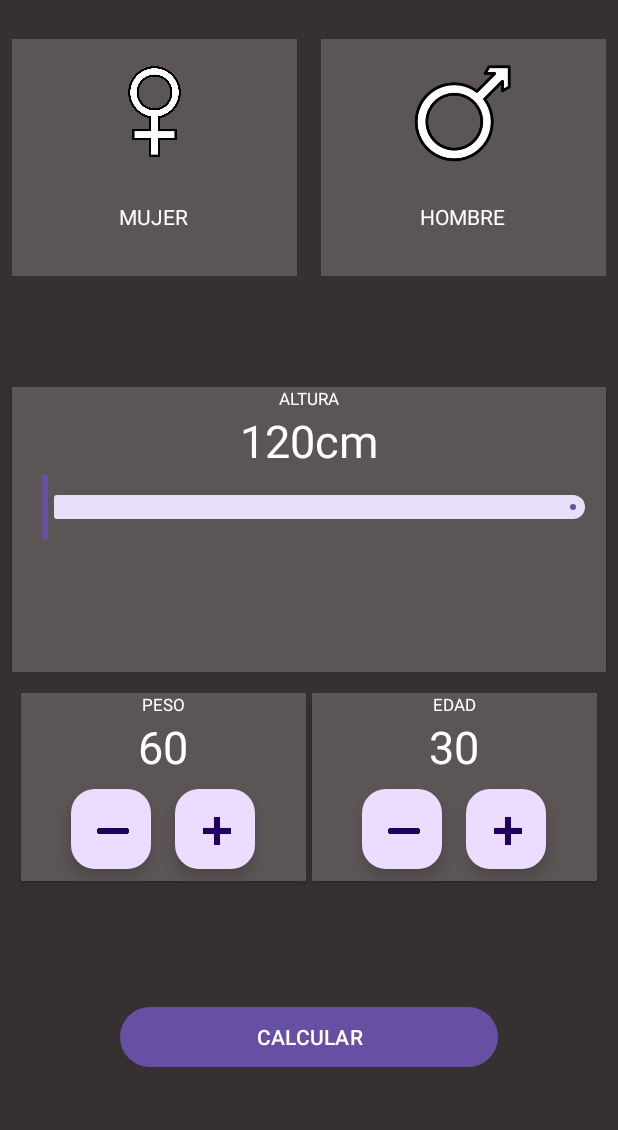
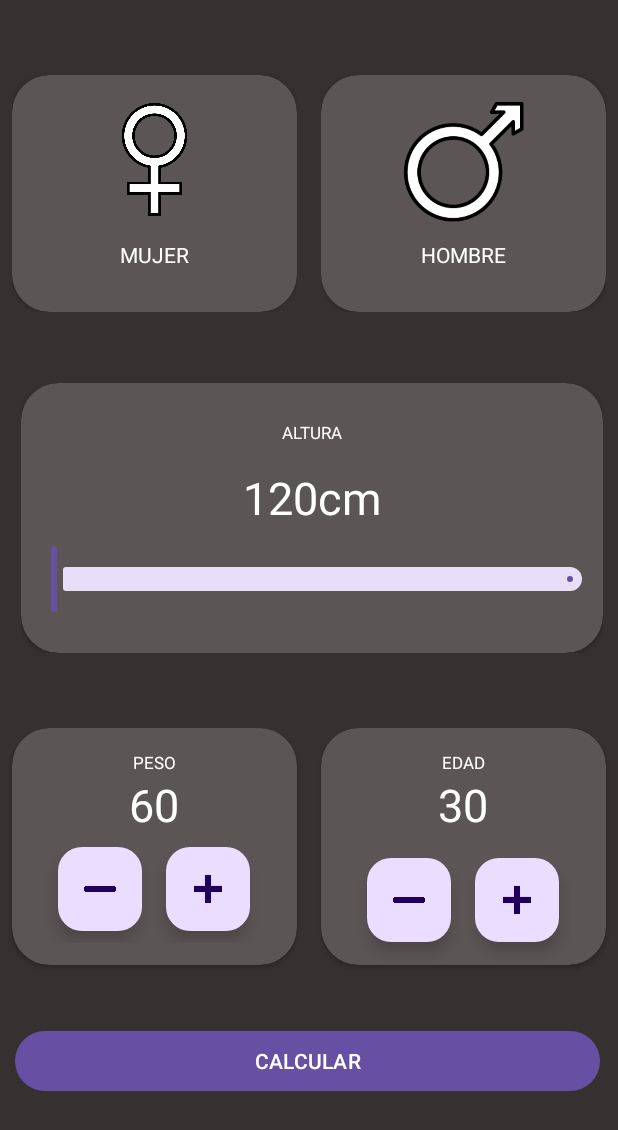
Before and after one commit to JulioAntelo/Actividad_04_PMDM, an Android app: the screen it shows after launch (Activity_imc), on a phone screen of 412 x 824 dp. Shown: the top 1130 px of the screen. Run offline under Robolectric (Android 15) with nearby library versions, the phone set to English and light mode, and no system bars.

Commit message:
imc termindado pero sin commentarios

```diff
--- a/app/src/main/java/com/example/actividad_04_pmdm/Activity_imc.kt
+++ b/app/src/main/java/com/example/actividad_04_pmdm/Activity_imc.kt
@@ -1,7 +1,9 @@
 package com.example.actividad_04_pmdm
 
+import android.content.Intent
 import androidx.appcompat.app.AppCompatActivity
 import android.os.Bundle
+import android.widget.Button
 import android.widget.TextView
 import com.google.android.material.floatingactionbutton.FloatingActionButton
 import com.google.android.material.slider.RangeSlider
@@ -9,41 +11,42 @@ import com.google.android.material.slider.RangeSlider
 
 class Activity_imc : AppCompatActivity() {
     val buttonIdList = listOf(R.id.edadMinus,R.id.edadPlus,R.id.pesoMinus,R.id.pesoPlus)
-    var peso = 0
+    var peso = 60
     var edad = 0
-    var altura = 0F
+    var altura = 120F
+    var resultado = 0F
 
     override fun onCreate(savedInstanceState: Bundle?) {
 
         super.onCreate(savedInstanceState)
         setContentView(R.layout.activity_imc)
 
+        val buttonCalc = findViewById<Button>(R.id.calcular)
+        val heightTextView = findViewById<TextView>(R.id.sliderTextView)
+        val slider = findViewById<RangeSlider>(R.id.slider)
+
+        slider.valueTo = 220F
+        slider.valueFrom = 120.0F
+        slider.values = listOf(120F)
+
         for (button in buttonIdList){
             val floatingbutton = findViewById<FloatingActionButton>(button)
             floatingbutton.setOnClickListener { buttons(floatingbutton) }
         }
 
-
-
-        altura = slider()
-
-
-    }
-
-    fun slider(): Float {
-        val heightTextView = findViewById<TextView>(R.id.sliderTextView)
-        val slider = findViewById<RangeSlider>(R.id.slider)
-        var altura = 0F
-        slider.valueTo = 220F
-        slider.valueFrom = 120.0F
-        slider.values = listOf(120F)
-
         slider.addOnChangeListener{_,value,_->
             heightTextView.text = "${value.toInt()} cm"
             altura = value
         }
-        return altura
+
+        buttonCalc.setOnClickListener {
+            resultado = peso/((altura/100)*(altura/100))
+            newActivity()
         }
+
+    }
+
+
 
    fun buttons(button: FloatingActionButton){
        val edadTextView = findViewById<TextView>(R.id.edadTextView)
@@ -75,4 +78,10 @@ class Activity_imc : AppCompatActivity() {
            }
        }
    }
+
+    fun newActivity(){
+        val intent = Intent(applicationContext,Activity_imc2::class.java)
+        intent.putExtra("resultado",resultado)
+        startActivity(intent)
     }
+}
--- a/app/src/main/res/layout/activity_imc.xml
+++ b/app/src/main/res/layout/activity_imc.xml
@@ -12,28 +12,27 @@
         android:layout_width="190dp"
         android:layout_height="158dp"
         android:layout_marginStart="8dp"
-        android:layout_marginTop="26dp"
-        android:background="#5C5555"
+        android:layout_marginTop="50dp"
         app:layout_constraintStart_toStartOf="parent"
-        app:layout_constraintTop_toTopOf="parent">
+        app:layout_constraintTop_toTopOf="parent"
+        >
 
         <androidx.cardview.widget.CardView
             android:id="@+id/cardView2"
+            app:cardCornerRadius="25dp"
+            android:backgroundTint="#5C5555"
             android:layout_width="match_parent"
-            android:layout_height="wrap_content"
-            app:layout_constraintBottom_toBottomOf="parent"
-            app:layout_constraintStart_toStartOf="parent"
-            app:layout_constraintTop_toBottomOf="@+id/textView" />
+            android:layout_height="match_parent"
+            app:layout_constraintStart_toStartOf="parent">
 
             <ImageView
                 android:id="@+id/imageView"
                 android:layout_width="94dp"
-            android:layout_height="0dp"
+                android:layout_height="84dp"
+                android:layout_gravity="center_horizontal"
                 android:layout_marginTop="16dp"
                 android:layout_marginBottom="25dp"
                 app:layout_constraintBottom_toTopOf="@+id/textView"
-            app:layout_constraintEnd_toEndOf="parent"
-            app:layout_constraintStart_toStartOf="parent"
                 app:layout_constraintTop_toTopOf="parent"
                 app:srcCompat="@drawable/female" />
 
@@ -41,14 +40,15 @@
                 android:id="@+id/textView"
                 android:layout_width="wrap_content"
                 android:layout_height="wrap_content"
-            android:layout_marginBottom="30dp"
                 android:text="@string/txtMujer"
                 android:textColor="@color/white"
-            app:layout_constraintBottom_toTopOf="@+id/cardView2"
-            app:layout_constraintEnd_toEndOf="parent"
-            app:layout_constraintHorizontal_bias="0.495"
-            app:layout_constraintStart_toStartOf="parent"
-            app:layout_constraintTop_toBottomOf="@+id/imageView" />
+                android:layout_marginTop="110dp"
+                android:layout_gravity="center_horizontal"
+                />
+
+        </androidx.cardview.widget.CardView>
+
+
     </androidx.constraintlayout.widget.ConstraintLayout>
 
     <androidx.constraintlayout.widget.ConstraintLayout
@@ -56,33 +56,28 @@
         android:layout_width="190dp"
         android:layout_height="158dp"
         android:layout_marginStart="16dp"
-        android:layout_marginTop="26dp"
+        android:layout_marginTop="50dp"
         android:layout_marginEnd="8dp"
-        android:background="#5C5555"
-        app:layout_constraintEnd_toEndOf="parent"
         app:layout_constraintStart_toEndOf="@+id/constraintLayout"
         app:layout_constraintTop_toTopOf="parent">
 
         <androidx.cardview.widget.CardView
             android:id="@+id/cardView"
-            android:layout_width="0dp"
-            android:layout_height="wrap_content"
-            android:layout_marginBottom="16dp"
-            app:layout_constraintBottom_toTopOf="@+id/imageView1"
+            app:cardCornerRadius="25dp"
+            android:backgroundTint="#5C5555"
+            android:layout_width="match_parent"
+            android:layout_height="match_parent"
             app:layout_constraintEnd_toEndOf="parent"
-            app:layout_constraintStart_toStartOf="parent"
-            app:layout_constraintTop_toTopOf="parent" />
+            app:layout_constraintStart_toStartOf="parent">
 
             <ImageView
                 android:id="@+id/imageView1"
                 android:layout_width="94dp"
-            android:layout_height="0dp"
+                android:layout_height="84dp"
+                android:layout_gravity="center_horizontal"
+                android:layout_marginTop="16dp"
                 android:layout_marginBottom="25dp"
-            app:layout_constraintBottom_toTopOf="@+id/textView1"
-            app:layout_constraintEnd_toEndOf="parent"
-            app:layout_constraintHorizontal_bias="0.492"
                 app:layout_constraintStart_toStartOf="parent"
-            app:layout_constraintTop_toBottomOf="@+id/cardView"
                 app:srcCompat="@drawable/male" />
 
             <TextView
@@ -92,42 +87,41 @@
                 android:layout_marginBottom="30dp"
                 android:text="@string/TxtHombre"
                 android:textColor="@color/white"
-            app:layout_constraintBottom_toBottomOf="parent"
-            app:layout_constraintEnd_toEndOf="parent"
-            app:layout_constraintHorizontal_bias="0.495"
-            app:layout_constraintStart_toStartOf="parent"
-            app:layout_constraintTop_toBottomOf="@+id/imageView1" />
+                android:layout_marginTop="110dp"
+                android:layout_gravity="center_horizontal" />
+
+        </androidx.cardview.widget.CardView>
+
     </androidx.constraintlayout.widget.ConstraintLayout>
 
     <androidx.constraintlayout.widget.ConstraintLayout
         android:id="@+id/constraintLayout3"
-        android:layout_width="0dp"
+        android:layout_width="388dp"
         android:layout_height="wrap_content"
-        android:layout_marginTop="250dp"
+        android:layout_marginTop="255dp"
+        android:layout_marginRight="10dp"
         app:layout_constraintEnd_toEndOf="parent"
-        app:layout_constraintStart_toStartOf="parent"
         app:layout_constraintTop_toTopOf="parent">
 
         <androidx.cardview.widget.CardView
-
             android:id="@+id/cardView3"
-            android:layout_width="0dp"
+            app:cardCornerRadius="25dp"
+            android:backgroundTint="#5C5555"
+            android:layout_width="wrap_content"
             android:layout_height="wrap_content"
-            android:layout_margin="8dp"
-            app:layout_constraintEnd_toEndOf="parent"
             app:layout_constraintStart_toStartOf="parent"
-            app:layout_constraintTop_toTopOf="parent">
+            app:layout_constraintBottom_toBottomOf="parent">
 
             <LinearLayout
                 android:layout_width="match_parent"
-                android:layout_height="190dp"
-                android:background="#5C5555"
+                android:layout_height="180dp"
                 android:orientation="vertical">
 
                 <TextView
                     android:layout_width="wrap_content"
                     android:layout_height="wrap_content"
                     android:layout_gravity="center_horizontal"
+                    android:layout_marginTop="25dp"
                     android:text="@string/txtAltura"
                     android:textColor="@color/white"
                     android:textSize="11sp" />
@@ -136,38 +130,39 @@
                     android:id="@+id/sliderTextView"
                     android:layout_width="wrap_content"
                     android:layout_height="wrap_content"
+                    android:layout_marginTop="15dp"
                     android:layout_gravity="center_horizontal"
                     android:text="@string/TipoAltura"
                     android:textColor="@color/white"
                     android:textSize="30sp" />
 
                 <com.google.android.material.slider.RangeSlider
+                    android:layout_marginTop="10dp"
                     android:id="@+id/slider"
                     android:layout_width="wrap_content"
-                    android:layout_height="wrap_content"
-                    android:layout_gravity="bottom|center|center_horizontal"
-                    android:contentDescription="sadas" />
+                    android:layout_height="wrap_content" />
             </LinearLayout>
         </androidx.cardview.widget.CardView>
     </androidx.constraintlayout.widget.ConstraintLayout>
 
     <androidx.cardview.widget.CardView
         android:id="@+id/cardView6"
+        app:cardCornerRadius="25dp"
         android:layout_width="190dp"
-        android:layout_height="125dp"
-        android:layout_margin="14dp"
-        android:layout_marginStart="10dp"
+        android:layout_height="158dp"
+        android:layout_marginTop="50dp"
+        android:layout_marginStart="8dp"
+        android:backgroundTint="#5C5555"
         app:layout_constraintStart_toStartOf="parent"
         app:layout_constraintTop_toBottomOf="@id/constraintLayout3">
 
         <LinearLayout
             android:layout_width="match_parent"
-            android:layout_height="wrap_content"
-            android:background="#5C5555"
+            android:layout_height="match_parent"
             android:orientation="vertical">
 
             <TextView
-
+                android:layout_marginTop="15dp"
                 android:layout_width="wrap_content"
                 android:layout_height="wrap_content"
                 android:layout_gravity="center_horizontal"
@@ -213,19 +208,22 @@
 
     <androidx.cardview.widget.CardView
         android:id="@+id/cardView7"
+        app:cardCornerRadius="25dp"
         android:layout_width="190dp"
-        android:layout_height="125dp"
-        android:layout_margin="14dp"
+        android:layout_height="158dp"
+        android:layout_marginTop="50dp"
+        android:layout_marginRight="8dp"
+        android:backgroundTint="#5C5555"
         app:layout_constraintRight_toRightOf="parent"
         app:layout_constraintTop_toBottomOf="@id/constraintLayout3">
 
         <LinearLayout
             android:layout_width="match_parent"
-            android:layout_height="wrap_content"
-            android:background="#5C5555"
+            android:layout_height="match_parent"
             android:orientation="vertical">
 
             <TextView
+                android:layout_marginTop="15dp"
                 android:layout_width="wrap_content"
                 android:layout_height="wrap_content"
                 android:layout_gravity="center_horizontal"
@@ -273,10 +271,11 @@
 
     <Button
         android:id="@+id/calcular"
-        android:layout_width="match_parent"
+        android:layout_width="390dp"
         android:layout_height="wrap_content"
-        android:layout_margin="80dp"
+        android:layout_marginTop="40dp"
         android:text="@string/calcular"
+        android:layout_marginLeft="10dp"
         app:layout_constraintTop_toBottomOf="@id/cardView7"
-        tools:layout_editor_absoluteX="10dp" />
+        app:layout_constraintStart_toStartOf="parent"/>
 </androidx.constraintlayout.widget.ConstraintLayout>
--- a/app/src/main/res/values/strings.xml
+++ b/app/src/main/res/values/strings.xml
@@ -27,4 +27,7 @@
     <string name="Calc3">Calculadora3</string>
     <string name="imc">IMC</string>
 
+    <string name="resultado">Tu Indice de Masa Corparal es :</string>
+    <string name="imcVolver">Volver</string>
+
 </resources>
```
Also changed, not shown: app/src/main/AndroidManifest.xml (+8 -1 lines), app/src/main/java/com/example/actividad_04_pmdm/Activity_imc2.kt (added, +51 -0 lines), app/src/main/res/layout/activity_imc2.xml (added, +36 -0 lines), app/src/main/res/drawable/fat.jpg (added), app/src/main/res/drawable/gigachad.jpg (added), app/src/main/res/drawable/mamoa.jpg (added), 1 other file. Lines whose indentation alone changed are shown as unchanged.
